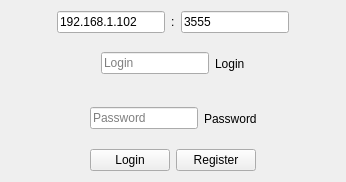
Old version of the form Startup.ui in the repository blabu/CommunicationUI.
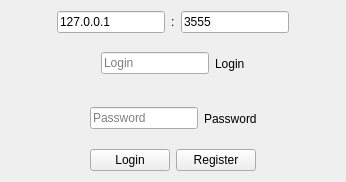
New version of the form.

```diff
--- a/Startup.ui
+++ b/Startup.ui
@@ -46,7 +46,7 @@
        <item>
         <widget class="QLineEdit" name="IP">
          <property name="text">
-          <string>192.168.1.102</string>
+          <string>127.0.0.1</string>
          </property>
          <property name="placeholderText">
           <string>IP address</string>
```
